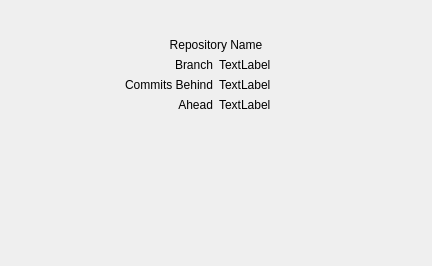
The window that Git-Dashboard/HostForm.ui (jplflyer/Git-Dashboard) describes before a commit, drawn with Qt 5.
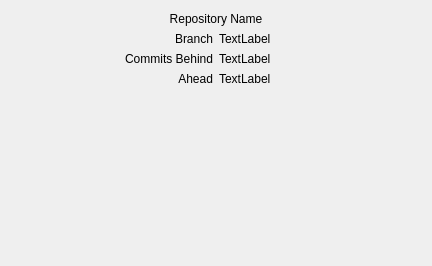
The same window after the commit.

```diff
--- a/Git-Dashboard/HostForm.ui
+++ b/Git-Dashboard/HostForm.ui
@@ -14,15 +14,63 @@
    <string>Form</string>
   </property>
   <layout class="QHBoxLayout" name="horizontalLayout_3">
+   <property name="leftMargin">
+    <number>0</number>
+   </property>
+   <property name="topMargin">
+    <number>0</number>
+   </property>
+   <property name="rightMargin">
+    <number>0</number>
+   </property>
+   <property name="bottomMargin">
+    <number>0</number>
+   </property>
    <item>
     <widget class="QWidget" name="behindFrame" native="true">
      <layout class="QHBoxLayout" name="horizontalLayout_2">
+      <property name="leftMargin">
+       <number>4</number>
+      </property>
+      <property name="topMargin">
+       <number>4</number>
+      </property>
+      <property name="rightMargin">
+       <number>4</number>
+      </property>
+      <property name="bottomMargin">
+       <number>4</number>
+      </property>
       <item>
        <widget class="QWidget" name="aheadFrame" native="true">
         <layout class="QHBoxLayout" name="horizontalLayout">
+         <property name="leftMargin">
+          <number>4</number>
+         </property>
+         <property name="topMargin">
+          <number>4</number>
+         </property>
+         <property name="rightMargin">
+          <number>4</number>
+         </property>
+         <property name="bottomMargin">
+          <number>4</number>
+         </property>
          <item>
           <widget class="QWidget" name="mainContainer" native="true">
            <layout class="QGridLayout" name="gridLayout">
+            <property name="leftMargin">
+             <number>4</number>
+            </property>
+            <property name="topMargin">
+             <number>4</number>
+            </property>
+            <property name="rightMargin">
+             <number>4</number>
+            </property>
+            <property name="bottomMargin">
+             <number>4</number>
+            </property>
             <item row="2" column="0">
              <widget class="QLabel" name="branchL">
               <property name="text">
```
